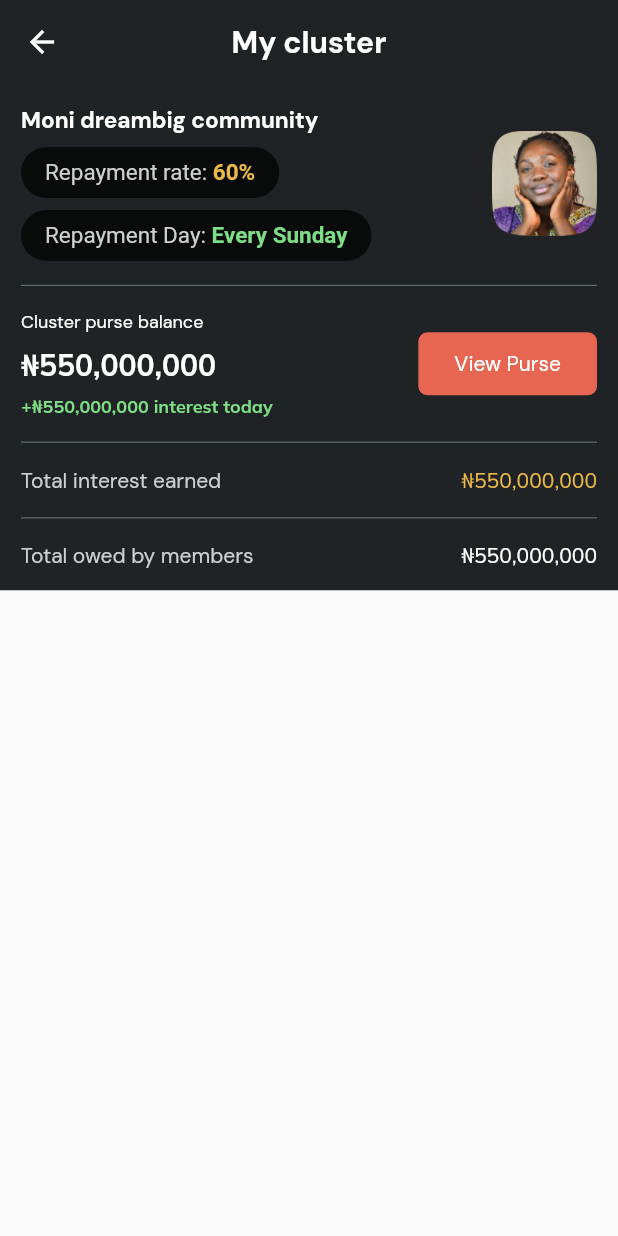
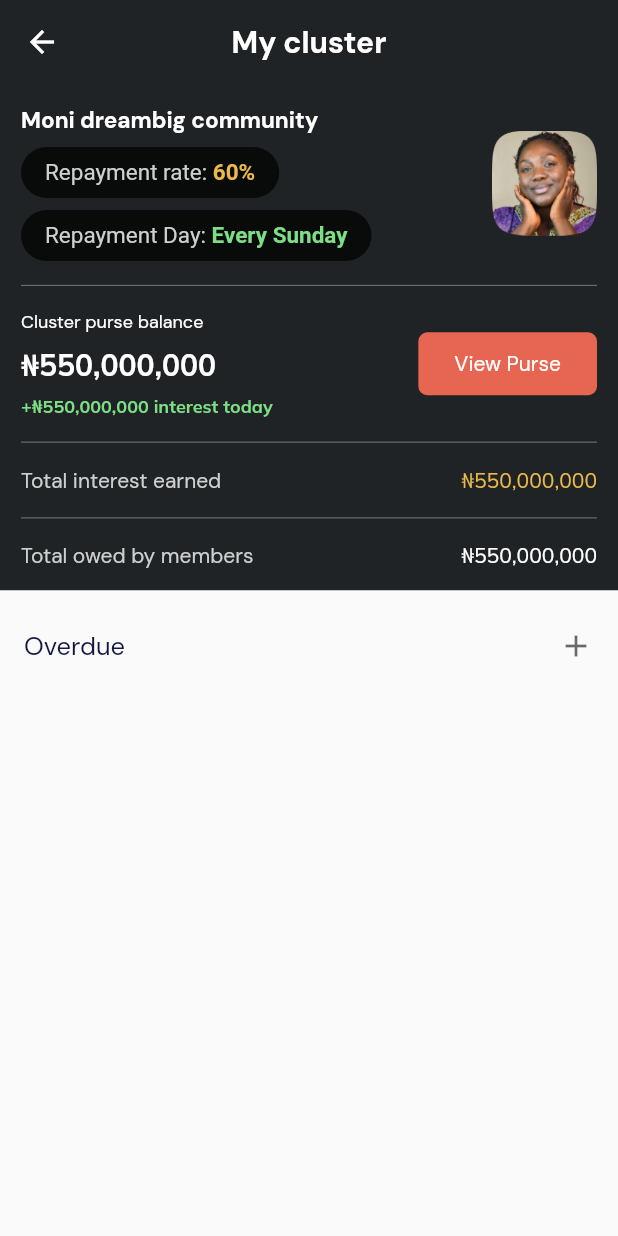
Before and after one commit to Nkwachi-N/Moni, a Flutter app: the screen it shows after launch, on a phone screen of 412 x 824 dp. Run offline on Flutter 3.47's test engine with Material 2 defaults, Android fonts, the phone set to English and light mode, and no system bars; our stand-ins replace google_fonts.

Commit message:
moni expansion tile

```diff
--- a/lib/Core/utils/moni_colors.dart
+++ b/lib/Core/utils/moni_colors.dart
@@ -16,5 +16,11 @@ class MoniColors{
 
   static const primaryBrand = Color(0xFFE66652);
 
+  static const grey = Color(0xFFC4C4C4);
+
+  static const redDarkest =  Color(0xFFE41002);
+
+  static const textColor = Color(0xFF13163E);
+
 
 }
--- a/lib/UI/screens/home_screen.dart
+++ b/lib/UI/screens/home_screen.dart
@@ -1,8 +1,12 @@
-import 'package:flutter/cupertino.dart';
 import 'package:flutter/material.dart';
 import 'package:google_fonts/google_fonts.dart';
 import 'package:moni/Core/utils/moni_colors.dart';
+import 'package:moni/UI/screens/members_screen.dart';
 import 'package:moni/UI/widgets/repayment_widget.dart';
+
+import '../widgets/members_tile.dart';
+
+const Duration _kExpand = Duration(milliseconds: 200);
 
 class HomeScreen extends StatefulWidget {
   const HomeScreen({Key? key}) : super(key: key);
@@ -11,10 +15,10 @@ class HomeScreen extends StatefulWidget {
   _HomeScreenState createState() => _HomeScreenState();
 }
 
-class _HomeScreenState extends State<HomeScreen> {
+class _HomeScreenState extends State<HomeScreen>
+    with SingleTickerProviderStateMixin {
   @override
   Widget build(BuildContext context) {
-    final textTheme = Theme.of(context).textTheme;
     return Scaffold(
       appBar: AppBar(
         leading: const BackButton(),
@@ -203,7 +207,21 @@ class _HomeScreenState extends State<HomeScreen> {
                 )
               ],
             ),
-          )
+          ),
+          const SizedBox(
+            height: 8.0,
+          ),
+          const MoniExpansionTile(
+            children: [
+              MembersTile(
+                title: 'Florence Tanika',
+                color: MoniColors.redDarkest,
+                subtitle: '₦10,555,000 Late loan ',
+                imagePath: 'assets/florence.png',
+                dueText: '3 days over due',
+              ),
+            ],
+          ),
         ],
       ),
     );
--- /dev/null
+++ b/lib/UI/screens/members_screen.dart
@@ -0,0 +1,57 @@
+import 'package:flutter/material.dart';
+
+import '../../Core/utils/moni_colors.dart';
+
+class MembersScreen extends StatelessWidget {
+  const MembersScreen({Key? key}) : super(key: key);
+
+  @override
+  Widget build(BuildContext context) {
+    return Container(
+
+    );
+  }
+}
+
+
+class MoniExpansionTile extends StatefulWidget {
+  final List<Widget> children;
+  const MoniExpansionTile({Key? key,required this.children,}) : super(key: key);
+
+  @override
+  State<MoniExpansionTile> createState() => _MoniExpansionTileState();
+}
+
+class _MoniExpansionTileState extends State<MoniExpansionTile> {
+  Icon  _icon = const Icon(Icons.add,key: ValueKey('add'),);
+
+  @override
+  Widget build(BuildContext context) {
+    return Theme(
+      data: Theme.of(context)
+          .copyWith(dividerColor: Colors.transparent),
+      child: ExpansionTile(
+        collapsedIconColor: Colors.black.withOpacity(0.58),
+        iconColor: Colors.black.withOpacity(0.58),
+        textColor: MoniColors.textColor,
+        trailing:  AnimatedSwitcher(
+          child: _icon,
+          transitionBuilder: (Widget child, Animation<double> animation) {
+            return ScaleTransition(scale: animation, child: child);
+          },
+          duration: const Duration(milliseconds: 200),
+        ),
+        onExpansionChanged: (val){
+          setState(() {
+            _icon = val ? const Icon(Icons.remove,key: ValueKey('remove'),) : const Icon(Icons.add,key: ValueKey('add'),);
+          });
+        },
+        title: const Text(
+          'Overdue',
+          style: TextStyle(fontSize: 17.0, fontWeight: FontWeight.w400),
+        ),
+        children: widget.children,
+      ),
+    );
+  }
+}
--- a/lib/main.dart
+++ b/lib/main.dart
@@ -23,7 +23,9 @@ class MyApp extends StatelessWidget {
           centerTitle: true,
         ),
         textTheme: GoogleFonts.dmSansTextTheme(
-          Theme.of(context).textTheme, // If this is not set, then ThemeData.light().textTheme is used.
+          Theme.of(context).textTheme.apply(
+            bodyColor: Color(0xFF13163E),
+          ), // If this is not set, then ThemeData.light().textTheme is used.
         ),
 
 
```
Also changed, not shown: lib/UI/widgets/members_tile.dart (added, +93 -0 lines), assets/absko.png (added), assets/anisa.png (added), assets/eze.png (added), assets/florence.png (added), assets/halima.png (added), assets/mensa.png (added), assets/rebecca.png (added), assets/tiamiyu.png (added), assets/uche.png (added).
